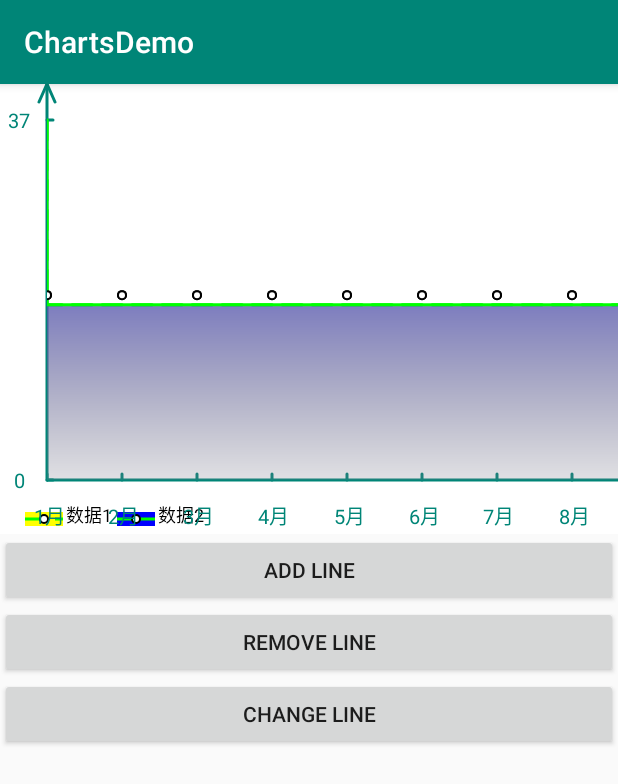
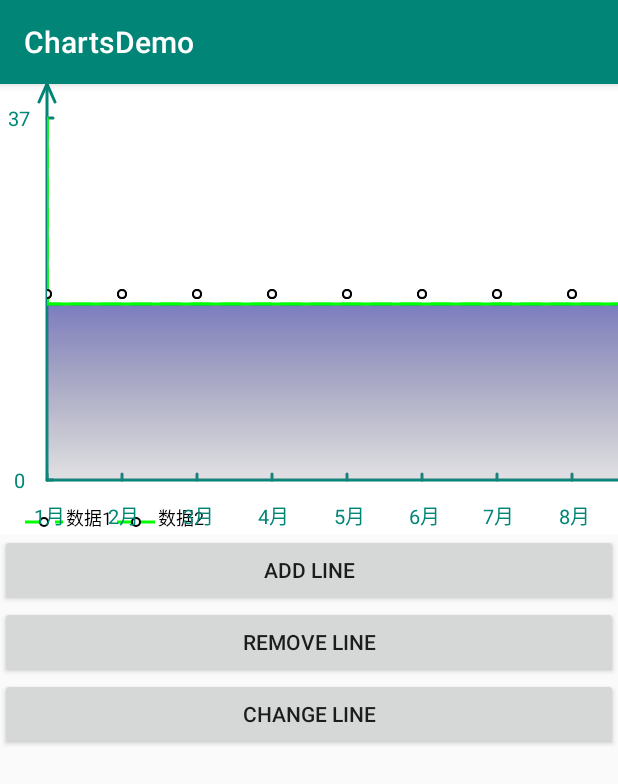
Before and after one commit to Rannver/ChartsDemo, an Android app: the LineActivity screen opened directly, with no data from a screen before it, after a tap on "CHANGE LINE", on a phone screen of 412 x 824 dp. Shown: the top 784 px of the screen. Run offline under Robolectric (Android 15) with nearby library versions, the phone set to English and light mode, and no system bars; 2 other taps on this screen came first.

Commit message:
修复部分小bug

```diff
--- a/app/src/main/java/rannver/com/chartsdemo/view/LinesChartView.java
+++ b/app/src/main/java/rannver/com/chartsdemo/view/LinesChartView.java
@@ -21,6 +21,7 @@ import android.view.View;
 import android.view.animation.Animation;
 
 import java.util.ArrayList;
+import java.util.Arrays;
 import java.util.HashMap;
 import java.util.Iterator;
 import java.util.List;
@@ -231,7 +232,7 @@ public class LinesChartView extends View {
             return;
         }
         int startX = xStartPoint;
-        int hintY = height - dp2px(LINEHINT_RECT_HEIGHT/2);
+        float hintY = height - dp2px(LINEHINT_RECT_HEIGHT/2) +xyLineWidth;
 
         Iterator it = mLinesMap.entrySet().iterator();
         while (it.hasNext()){
@@ -239,7 +240,7 @@ public class LinesChartView extends View {
             LineData lineData = (LineData) entry.getValue();
 
             //画填充颜色
-            RectF rectF = new RectF(startX,height - dp2px(LINEHINT_RECT_HEIGHT) + dp2px(5),startX+dp2px(LINEHINT_RECT_WIDTH),height - dp2px(5));
+            RectF rectF = new RectF(startX,height - dp2px(LINEHINT_RECT_HEIGHT) + xTextPadding +xyLineWidth,startX+dp2px(LINEHINT_RECT_WIDTH),height - dp2px(5));
             hintPaint.setColor(lineData.getFillColor());
             hintPaint.setStyle(Paint.Style.FILL);
             canvas.drawRect(rectF,hintPaint);
@@ -272,7 +273,7 @@ public class LinesChartView extends View {
             hintPaint.setStyle(Paint.Style.STROKE);
             hintPaint.setTextSize(18);
             hintPaint.setStrokeWidth(0);
-            canvas.drawText(lineData.getTitle(),startX+dp2px(LINEHINT_RECT_WIDTH)+dp2px(2),height-dp2px(8),hintPaint);
+            canvas.drawText(lineData.getTitle(),startX+dp2px(LINEHINT_RECT_WIDTH)+dp2px(2),height-dp2px(6),hintPaint);
 
 
             startX += dp2px(LINEHINT_RECT_WIDTH)+ getTextBounds(lineData.getTitle(),hintPaint).width() + dp2px(7);
@@ -361,7 +362,7 @@ public class LinesChartView extends View {
             for (int i = 0; i< pointDataList.size(); i++){
 
                 //设置坐标
-                cooDensity =  (yEnd - dp2px(24)) / getMaxYNumber(); //Y轴坐标密度
+                cooDensity =  (height- dp2px(LINEHINT_RECT_HEIGHT)-xTextPadding - xyLineWidth - dp2px(24)) / getMaxYNumber(); //Y轴坐标密度
                 float xPoint = dp2px((int) xScaleLength) * i + xStartPoint + yTextPadding;
                 float yPoint = yEnd - cooDensity * pointDataList.get(i).getY();
                 pointDataList.get(i).setxPoint(xPoint);
@@ -785,7 +786,6 @@ public class LinesChartView extends View {
             Map.Entry entry = (Map.Entry) it.next();
             LineData lineData = (LineData) entry.getValue();
             List<PointData> pointDataList = lineData.getPointDataList();
-            max = pointDataList.get(0).getY();
             for (PointData data: pointDataList){
                 if (data.getY()>max){
                     max = data.getY();
```
